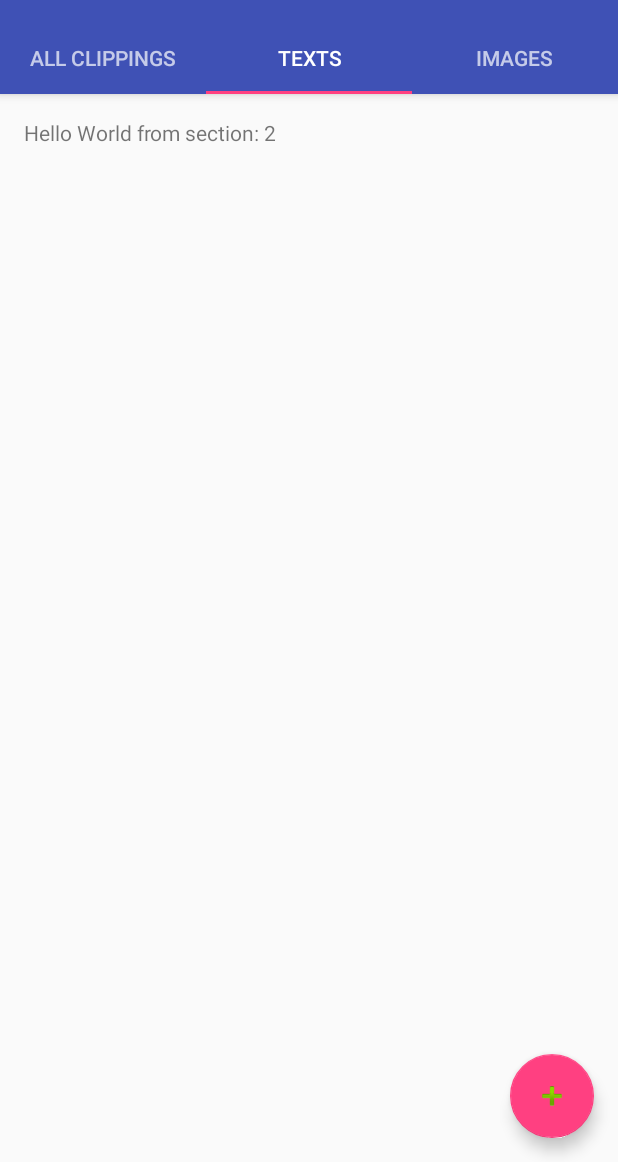
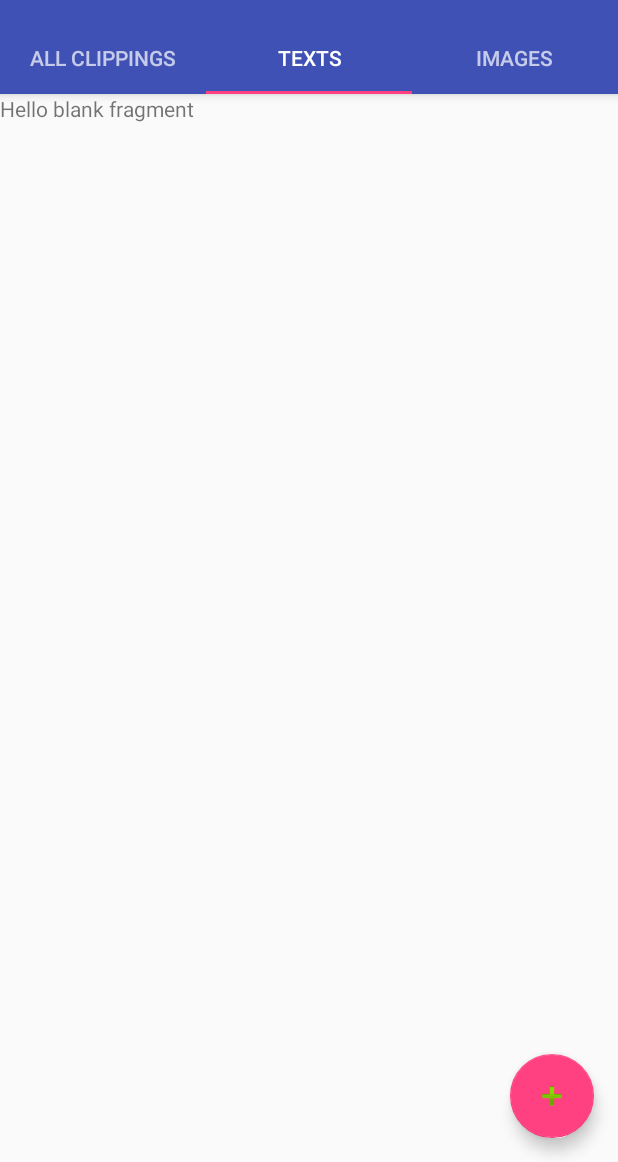
Before and after one commit to dev-vishalgaurav/shared-clipboard, an Android app: the screen it shows after launch (HomeActivity), tab 2 chosen, on a phone screen of 412 x 824 dp, the part 74-1236 px from its top. Run offline under Robolectric (Android 15) with nearby library versions, the phone set to English and light mode, and no system bars.

Commit message:
added individual fragments for each tab

```diff
--- a/code/mobile/app/build.gradle
+++ b/code/mobile/app/build.gradle
@@ -24,4 +24,5 @@
     testCompile 'junit:junit:4.12'
     compile 'com.android.support:appcompat-v7:23.4.0'
     compile 'com.android.support:design:23.4.0'
+    compile 'com.android.support:support-v4:23.4.0'
 }
--- a/code/mobile/app/src/main/java/com/sharedclipboard/HomeActivity.java
+++ b/code/mobile/app/src/main/java/com/sharedclipboard/HomeActivity.java
@@ -18,6 +18,10 @@
 import android.view.ViewGroup;
 
 import android.widget.TextView;
+
+import com.sharedclipboard.ui.fragment.AllClippingsFragment;
+import com.sharedclipboard.ui.fragment.ImageClippingFragment;
+import com.sharedclipboard.ui.fragment.TextClippingsFragment;
 
 public class HomeActivity extends AppCompatActivity {
 
@@ -88,40 +92,6 @@
         return super.onOptionsItemSelected(item);
     }
 
-    /**
-     * A placeholder fragment containing a simple view.
-     */
-    public static class PlaceholderFragment extends Fragment {
-        /**
-         * The fragment argument representing the section number for this
-         * fragment.
-         */
-        private static final String ARG_SECTION_NUMBER = "section_number";
-
-        public PlaceholderFragment() {
-        }
-
-        /**
-         * Returns a new instance of this fragment for the given section
-         * number.
-         */
-        public static PlaceholderFragment newInstance(int sectionNumber) {
-            PlaceholderFragment fragment = new PlaceholderFragment();
-            Bundle args = new Bundle();
-            args.putInt(ARG_SECTION_NUMBER, sectionNumber);
-            fragment.setArguments(args);
-            return fragment;
-        }
-
-        @Override
-        public View onCreateView(LayoutInflater inflater, ViewGroup container,
-                                 Bundle savedInstanceState) {
-            View rootView = inflater.inflate(R.layout.fragment_home, container, false);
-            TextView textView = (TextView) rootView.findViewById(R.id.section_label);
-            textView.setText(getString(R.string.section_format, getArguments().getInt(ARG_SECTION_NUMBER)));
-            return rootView;
-        }
-    }
 
     /**
      * A {@link FragmentPagerAdapter} that returns a fragment corresponding to
@@ -137,7 +107,15 @@
         public Fragment getItem(int position) {
             // getItem is called to instantiate the fragment for the given page.
             // Return a PlaceholderFragment (defined as a static inner class below).
-            return PlaceholderFragment.newInstance(position + 1);
+            switch (position) {
+                case 0:
+                    return new AllClippingsFragment();
+                case 1:
+                    return new TextClippingsFragment();
+                case 2:
+                    return new ImageClippingFragment();
+            }
+            return null;
         }
 
         @Override
--- /dev/null
+++ b/code/mobile/app/src/main/java/com/sharedclipboard/ui/fragment/AllClippingsFragment.java
@@ -0,0 +1,104 @@
+package com.sharedclipboard.ui.fragment;
+
+import android.content.Context;
+import android.net.Uri;
+import android.os.Bundle;
+import android.support.v4.app.Fragment;
+import android.view.LayoutInflater;
+import android.view.View;
+import android.view.ViewGroup;
+
+import com.sharedclipboard.R;
+
+/**
+ * A simple {@link Fragment} subclass.
+ * Activities that contain this fragment must implement the
+ * {@link AllClippingsFragment.OnFragmentInteractionListener} interface
+ * to handle interaction events.
+ * Use the {@link AllClippingsFragment#newInstance} factory method to
+ * create an instance of this fragment.
+ */
+public class AllClippingsFragment extends Fragment {
+    // TODO: Rename parameter arguments, choose names that match
+    // the fragment initialization parameters, e.g. ARG_ITEM_NUMBER
+    private static final String ARG_PARAM1 = "param1";
+    private static final String ARG_PARAM2 = "param2";
+
+    // TODO: Rename and change types of parameters
+    private String mParam1;
+    private String mParam2;
+
+    private OnFragmentInteractionListener mListener;
+
+    public AllClippingsFragment() {
+        // Required empty public constructor
+    }
+
+    /**
+     * Use this factory method to create a new instance of
+     * this fragment using the provided parameters.
+     *
+     * @param param1 Parameter 1.
+     * @param param2 Parameter 2.
+     * @return A new instance of fragment AllClippingsFragment.
+     */
+    // TODO: Rename and change types and number of parameters
+    public static AllClippingsFragment newInstance(String param1, String param2) {
+        AllClippingsFragment fragment = new AllClippingsFragment();
+        Bundle args = new Bundle();
+        args.putString(ARG_PARAM1, param1);
+        args.putString(ARG_PARAM2, param2);
+        fragment.setArguments(args);
+        return fragment;
+    }
+
+    @Override
+    public void onCreate(Bundle savedInstanceState) {
+        super.onCreate(savedInstanceState);
+        if (getArguments() != null) {
+            mParam1 = getArguments().getString(ARG_PARAM1);
+            mParam2 = getArguments().getString(ARG_PARAM2);
+        }
+    }
+
+    @Override
+    public View onCreateView(LayoutInflater inflater, ViewGroup container,
+                             Bundle savedInstanceState) {
+        // Inflate the layout for this fragment
+        return inflater.inflate(R.layout.fragment_all_clippings, container, false);
+    }
+
+    // TODO: Rename method, update argument and hook method into UI event
+    public void onButtonPressed(Uri uri) {
+        if (mListener != null) {
+            mListener.onFragmentInteraction(uri);
+        }
+    }
+
+    @Override
+    public void onAttach(Context context) {
+        super.onAttach(context);
+
+    }
+
+    @Override
+    public void onDetach() {
+        super.onDetach();
+        mListener = null;
+    }
+
+    /**
+     * This interface must be implemented by activities that contain this
+     * fragment to allow an interaction in this fragment to be communicated
+     * to the activity and potentially other fragments contained in that
+     * activity.
+     * <p/>
+     * See the Android Training lesson <a href=
+     * "http://developer.android.com/training/basics/fragments/communicating.html"
+     * >Communicating with Other Fragments</a> for more information.
+     */
+    public interface OnFragmentInteractionListener {
+        // TODO: Update argument type and name
+        void onFragmentInteraction(Uri uri);
+    }
+}
--- /dev/null
+++ b/code/mobile/app/src/main/java/com/sharedclipboard/ui/fragment/ImageClippingFragment.java
@@ -0,0 +1,104 @@
+package com.sharedclipboard.ui.fragment;
+
+import android.content.Context;
+import android.net.Uri;
+import android.os.Bundle;
+import android.support.v4.app.Fragment;
+import android.view.LayoutInflater;
+import android.view.View;
+import android.view.ViewGroup;
+
+import com.sharedclipboard.R;
+
+/**
+ * A simple {@link Fragment} subclass.
+ * Activities that contain this fragment must implement the
+ * {@link ImageClippingFragment.OnFragmentInteractionListener} interface
+ * to handle interaction events.
+ * Use the {@link ImageClippingFragment#newInstance} factory method to
+ * create an instance of this fragment.
+ */
+public class ImageClippingFragment extends Fragment {
+    // TODO: Rename parameter arguments, choose names that match
+    // the fragment initialization parameters, e.g. ARG_ITEM_NUMBER
+    private static final String ARG_PARAM1 = "param1";
+    private static final String ARG_PARAM2 = "param2";
+
+    // TODO: Rename and change types of parameters
+    private String mParam1;
+    private String mParam2;
+
+    private OnFragmentInteractionListener mListener;
+
+    public ImageClippingFragment() {
+        // Required empty public constructor
+    }
+
+    /**
+     * Use this factory method to create a new instance of
+     * this fragment using the provided parameters.
+     *
+     * @param param1 Parameter 1.
+     * @param param2 Parameter 2.
+     * @return A new instance of fragment ImageClippingFragment.
+     */
+    // TODO: Rename and change types and number of parameters
+    public static ImageClippingFragment newInstance(String param1, String param2) {
+        ImageClippingFragment fragment = new ImageClippingFragment();
+        Bundle args = new Bundle();
+        args.putString(ARG_PARAM1, param1);
+        args.putString(ARG_PARAM2, param2);
+        fragment.setArguments(args);
+        return fragment;
+    }
+
+    @Override
+    public void onCreate(Bundle savedInstanceState) {
+        super.onCreate(savedInstanceState);
+        if (getArguments() != null) {
+            mParam1 = getArguments().getString(ARG_PARAM1);
+            mParam2 = getArguments().getString(ARG_PARAM2);
+        }
+    }
+
+    @Override
+    public View onCreateView(LayoutInflater inflater, ViewGroup container,
+                             Bundle savedInstanceState) {
+        // Inflate the layout for this fragment
+        return inflater.inflate(R.layout.fragment_image_clipping, container, false);
+    }
+
+    // TODO: Rename method, update argument and hook method into UI event
+    public void onButtonPressed(Uri uri) {
+        if (mListener != null) {
+            mListener.onFragmentInteraction(uri);
+        }
+    }
+
+    @Override
+    public void onAttach(Context context) {
+        super.onAttach(context);
+
+    }
+
+    @Override
+    public void onDetach() {
+        super.onDetach();
+        mListener = null;
+    }
+
+    /**
+     * This interface must be implemented by activities that contain this
+     * fragment to allow an interaction in this fragment to be communicated
+     * to the activity and potentially other fragments contained in that
+     * activity.
+     * <p/>
+     * See the Android Training lesson <a href=
+     * "http://developer.android.com/training/basics/fragments/communicating.html"
+     * >Communicating with Other Fragments</a> for more information.
+     */
+    public interface OnFragmentInteractionListener {
+        // TODO: Update argument type and name
+        void onFragmentInteraction(Uri uri);
+    }
+}
--- /dev/null
+++ b/code/mobile/app/src/main/java/com/sharedclipboard/ui/fragment/TextClippingsFragment.java
@@ -0,0 +1,104 @@
+package com.sharedclipboard.ui.fragment;
+
+import android.content.Context;
+import android.net.Uri;
+import android.os.Bundle;
+import android.support.v4.app.Fragment;
+import android.view.LayoutInflater;
+import android.view.View;
+import android.view.ViewGroup;
+
+import com.sharedclipboard.R;
+
+/**
+ * A simple {@link Fragment} subclass.
+ * Activities that contain this fragment must implement the
+ * {@link TextClippingsFragment.OnFragmentInteractionListener} interface
+ * to handle interaction events.
+ * Use the {@link TextClippingsFragment#newInstance} factory method to
+ * create an instance of this fragment.
+ */
+public class TextClippingsFragment extends Fragment {
+    // TODO: Rename parameter arguments, choose names that match
+    // the fragment initialization parameters, e.g. ARG_ITEM_NUMBER
+    private static final String ARG_PARAM1 = "param1";
+    private static final String ARG_PARAM2 = "param2";
+
+    // TODO: Rename and change types of parameters
+    private String mParam1;
+    private String mParam2;
+
+    private OnFragmentInteractionListener mListener;
+
+    public TextClippingsFragment() {
+        // Required empty public constructor
+    }
+
+    /**
+     * Use this factory method to create a new instance of
+     * this fragment using the provided parameters.
+     *
+     * @param param1 Parameter 1.
+     * @param param2 Parameter 2.
+     * @return A new instance of fragment TextClippingsFragment.
+     */
+    // TODO: Rename and change types and number of parameters
+    public static TextClippingsFragment newInstance(String param1, String param2) {
+        TextClippingsFragment fragment = new TextClippingsFragment();
+        Bundle args = new Bundle();
+        args.putString(ARG_PARAM1, param1);
+        args.putString(ARG_PARAM2, param2);
+        fragment.setArguments(args);
+        return fragment;
+    }
+
+    @Override
+    public void onCreate(Bundle savedInstanceState) {
+        super.onCreate(savedInstanceState);
+        if (getArguments() != null) {
+            mParam1 = getArguments().getString(ARG_PARAM1);
+            mParam2 = getArguments().getString(ARG_PARAM2);
+        }
+    }
+
+    @Override
+    public View onCreateView(LayoutInflater inflater, ViewGroup container,
+                             Bundle savedInstanceState) {
+        // Inflate the layout for this fragment
+        return inflater.inflate(R.layout.fragment_text_clippings, container, false);
+    }
+
+    // TODO: Rename method, update argument and hook method into UI event
+    public void onButtonPressed(Uri uri) {
+        if (mListener != null) {
+            mListener.onFragmentInteraction(uri);
+        }
+    }
+
+    @Override
+    public void onAttach(Context context) {
+        super.onAttach(context);
+
+    }
+
+    @Override
+    public void onDetach() {
+        super.onDetach();
+        mListener = null;
+    }
+
+    /**
+     * This interface must be implemented by activities that contain this
+     * fragment to allow an interaction in this fragment to be communicated
+     * to the activity and potentially other fragments contained in that
+     * activity.
+     * <p/>
+     * See the Android Training lesson <a href=
+     * "http://developer.android.com/training/basics/fragments/communicating.html"
+     * >Communicating with Other Fragments</a> for more information.
+     */
+    public interface OnFragmentInteractionListener {
+        // TODO: Update argument type and name
+        void onFragmentInteraction(Uri uri);
+    }
+}
--- /dev/null
+++ b/code/mobile/app/src/main/res/layout/fragment_text_clippings.xml
@@ -0,0 +1,13 @@
+<FrameLayout xmlns:android="http://schemas.android.com/apk/res/android"
+    xmlns:tools="http://schemas.android.com/tools"
+    android:layout_width="match_parent"
+    android:layout_height="match_parent"
+    tools:context="com.sharedclipboard.ui.fragment.TextClippingsFragment">
+
+    <!-- TODO: Update blank fragment layout -->
+    <TextView
+        android:layout_width="match_parent"
+        android:layout_height="match_parent"
+        android:text="@string/hello_blank_fragment" />
+
+</FrameLayout>
--- a/code/mobile/app/src/main/res/values/dimens.xml
+++ b/code/mobile/app/src/main/res/values/dimens.xml
@@ -4,4 +4,10 @@
     <dimen name="activity_vertical_margin">16dp</dimen>
     <dimen name="fab_margin">16dp</dimen>
     <dimen name="appbar_padding_top">8dp</dimen>
+
+    <!--
+Refer to App Widget Documentation for margin information
+http://developer.android.com/guide/topics/appwidgets/index.html#CreatingLayout
+    -->
+    <dimen name="widget_margin">8dp</dimen>
 </resources>
--- a/code/mobile/app/src/main/res/values/strings.xml
+++ b/code/mobile/app/src/main/res/values/strings.xml
@@ -2,4 +2,9 @@
     <string name="app_name">SharedClipboard</string>
     <string name="action_settings">Settings</string>
     <string name="section_format">Hello World from section: %1$d</string>
+    <string name="appwidget_text">EXAMPLE</string>
+    <string name="add_widget">Add widget</string>
+
+    <!-- TODO: Remove or change this placeholder text -->
+    <string name="hello_blank_fragment">Hello blank fragment</string>
 </resources>
```
Also changed, not shown: code/mobile/app/src/main/AndroidManifest.xml (+10 -0 lines), code/mobile/app/src/main/java/com/sharedclipboard/ui/widget/ClippingWidget.java (added, +44 -0 lines), code/mobile/app/src/main/res/layout/clipping_widget.xml (added, +15 -0 lines), code/mobile/app/src/main/res/layout/fragment_all_clippings.xml (added, +13 -0 lines), code/mobile/app/src/main/res/layout/fragment_image_clipping.xml (added, +13 -0 lines), code/mobile/app/src/main/res/values-v14/dimens.xml (added, +10 -0 lines), code/mobile/app/src/main/res/xml/clipping_widget_info.xml (added, +10 -0 lines), code/mobile/app/src/main/res/drawable-nodpi/example_appwidget_preview.png (added).
